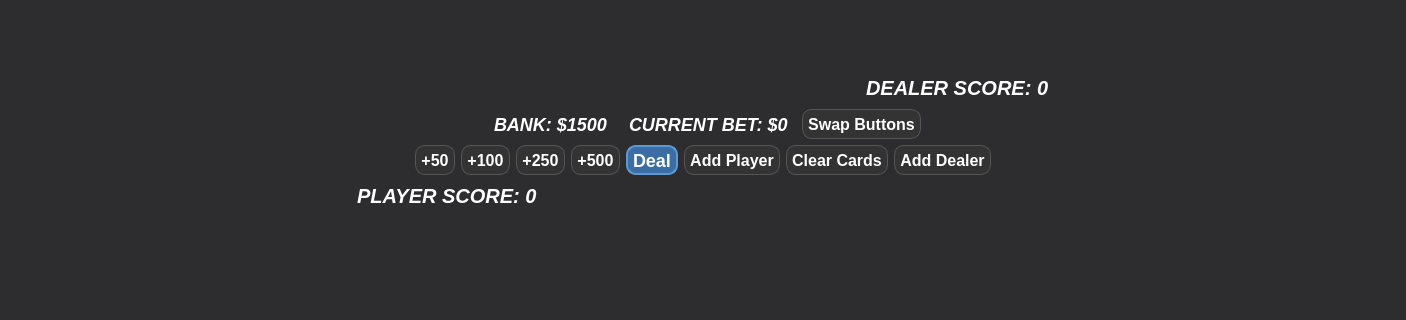
landonwest815/blackjack-educational-app, file mainwindow.ui: the form before one commit; both pictures show x 0 to 1406 and y 197 to 517 of the 1406 by 700 pixel window.
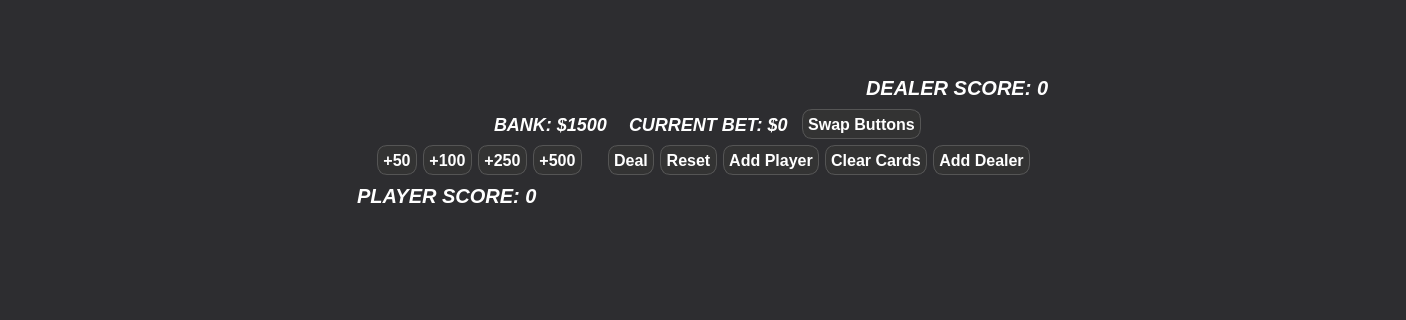
The form after the commit. Custom widgets are drawn as their Qt base class.

Commit message: Reset Button for Bet

```diff
--- a/mainwindow.ui
+++ b/mainwindow.ui
@@ -422,6 +422,22 @@
         </property>
        </widget>
       </item>
+      <item>
+       <spacer name="horizontalSpacer_9">
+        <property name="orientation">
+         <enum>Qt::Horizontal</enum>
+        </property>
+        <property name="sizeType">
+         <enum>QSizePolicy::Fixed</enum>
+        </property>
+        <property name="sizeHint" stdset="0">
+         <size>
+          <width>20</width>
+          <height>20</height>
+         </size>
+        </property>
+       </spacer>
+      </item>
       <item>
        <widget class="QPushButton" name="dealButton">
         <property name="minimumSize">
@@ -437,17 +453,16 @@
          </size>
         </property>
         <property name="styleSheet">
-         <string notr="true">QPushButton { 
-    background-color: #3a6ea5;
+         <string notr="true">QPushButton {
+    background-color: #333333;
     color: white;
     border-radius: 10px;
     text-shadow: 1px 1px 2px black;
     padding: 5px;
-    border: 2px solid #5a9bd5;
+    border: 1px solid #555555;
     font-weight: bold;
-    font-size: 18px;
+    font-size: 16px;
     font-family: &quot;Arial&quot;, sans-serif;
-    box-shadow: 0 0 10px #5a9bd5;
 }
 
 QPushButton:hover {
@@ -456,15 +471,56 @@
 }
 
 QPushButton:pressed {
-    background-color: #2e5a7a;
-    box-shadow: 0 0 5px #5a9bd5;
-}</string>
+    background-color: #333333;
+}
+</string>
         </property>
         <property name="text">
          <string>Deal</string>
         </property>
        </widget>
       </item>
+      <item>
+       <widget class="QPushButton" name="resetButton">
+        <property name="minimumSize">
+         <size>
+          <width>0</width>
+          <height>30</height>
+         </size>
+        </property>
+        <property name="maximumSize">
+         <size>
+          <width>16777215</width>
+          <height>30</height>
+         </size>
+        </property>
+        <property name="styleSheet">
+         <string notr="true">QPushButton {
+    background-color: #333333;
+    color: white;
+    border-radius: 10px;
+    text-shadow: 1px 1px 2px black;
+    padding: 5px;
+    border: 1px solid #555555;
+    font-weight: bold;
+    font-size: 16px;
+    font-family: &quot;Arial&quot;, sans-serif;
+}
+
+QPushButton:hover {
+    background-color: #444444;
+}
+
+QPushButton:pressed {
+    background-color: #333333;
+}
+</string>
+        </property>
+        <property name="text">
+         <string>Reset</string>
+        </property>
+       </widget>
+      </item>
       <item>
        <widget class="QPushButton" name="addPlayerButton">
         <property name="minimumSize">
```
Left out of the diff: 3 changed lines with no effect on the pictures. The commit also changes 2 other files.
